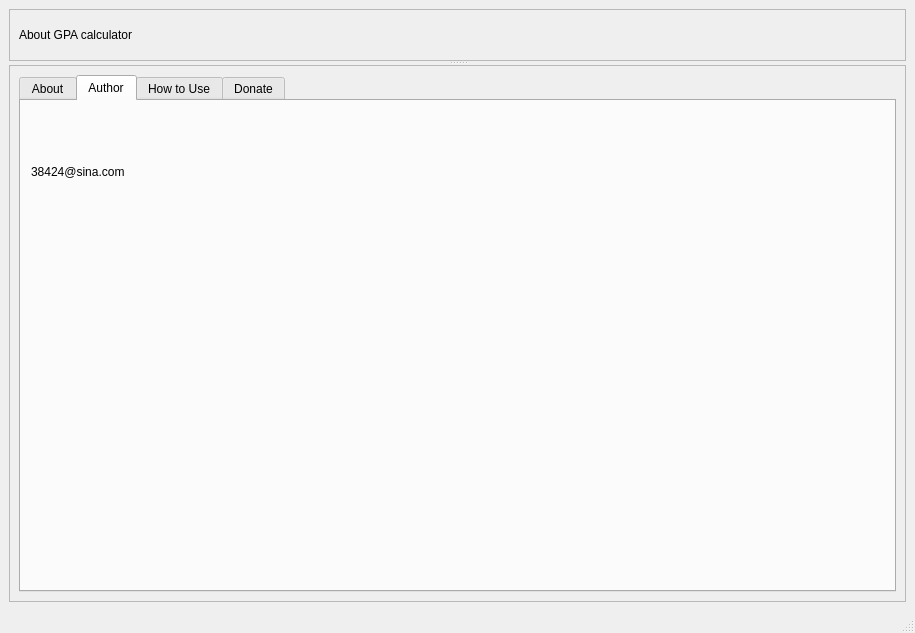
This is GPA-calculator-Qt/aboutwindow.ui in NPgreatest/GPA-Calculator as Qt 5 draws it before an edit. The edited form follows.
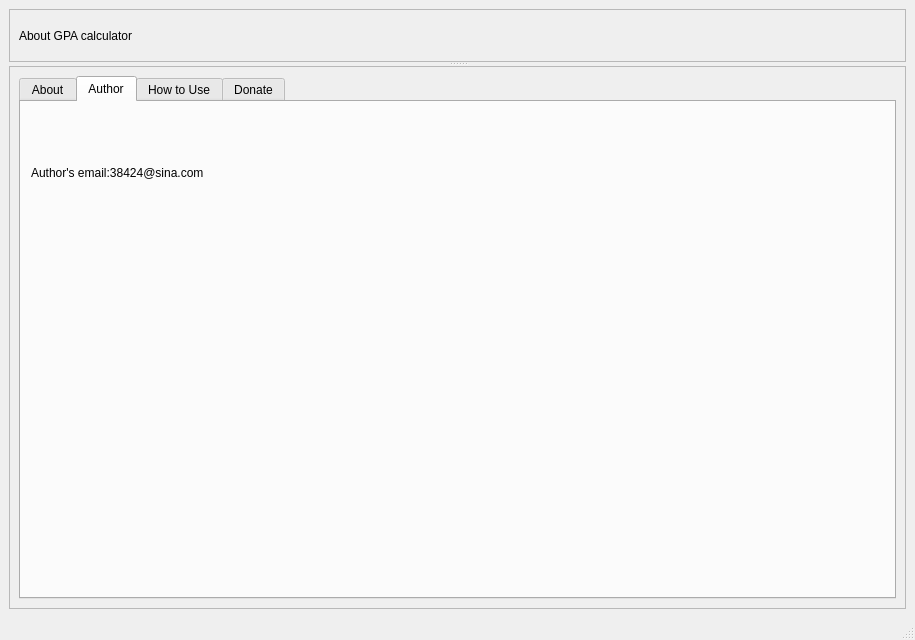
This is the edited form. The open tabs and pages were chosen to show the change.

```diff
--- a/GPA-calculator-Qt/aboutwindow.ui
+++ b/GPA-calculator-Qt/aboutwindow.ui
@@ -7,7 +7,7 @@
     <x>0</x>
     <y>0</y>
     <width>915</width>
-    <height>633</height>
+    <height>640</height>
    </rect>
   </property>
   <property name="windowTitle">
@@ -94,7 +94,7 @@
              </rect>
             </property>
             <property name="text">
-             <string>38424@sina.com</string>
+             <string>Author's email:38424@sina.com</string>
             </property>
            </widget>
           </widget>
```
Left out of the diff: 2 changed lines with no effect on the pictures.
